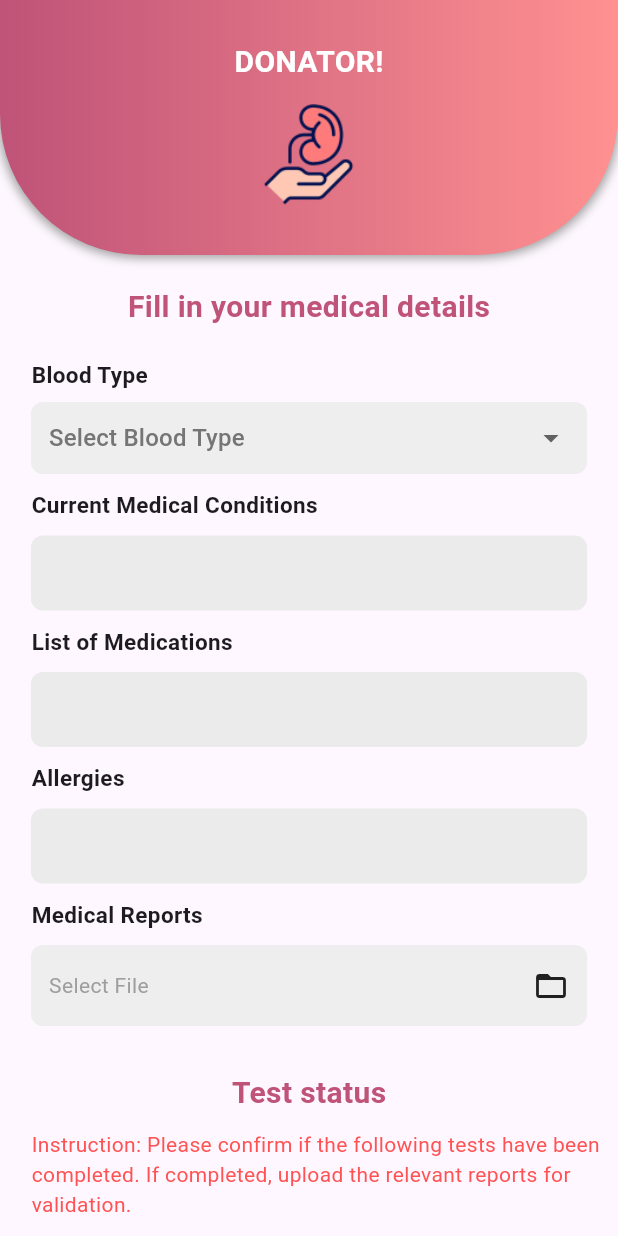
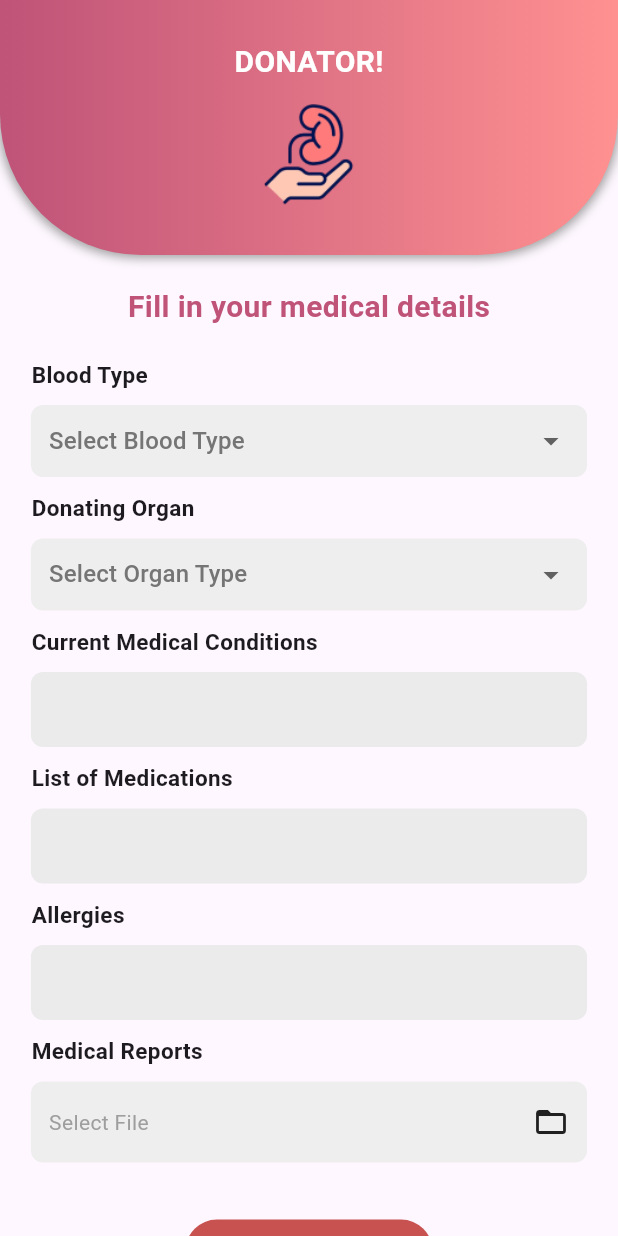
Before and after one commit to SaumyaSM/LifeLink, a Flutter app: the screen it shows after launch, on a phone screen of 412 x 824 dp. Run offline on Flutter 3.47's test engine with Material 3 defaults, Android fonts, the phone set to English and light mode, and no system bars; our stand-ins replace file_picker, firebase_auth, firebase_core, fluttertoast, google_fonts, google_sign_in; missing offline and left inert: m_toast; accounts and stored records are empty.

Commit message:
Issues Fixed

```diff
--- a/lib/screens/find_a_donation.dart
+++ b/lib/screens/find_a_donation.dart
@@ -1,5 +1,6 @@
 import 'package:file_picker/file_picker.dart';
 import 'package:flutter/material.dart';
+import 'package:life_link/screens/find_a_donation-tests.dart';
 import 'package:life_link/widgets/medical_tests_widget.dart';
 
 import '../constants/colors.dart';
@@ -20,6 +21,14 @@ class _FindADonationState extends State<FindADonation> {
   TextEditingController medications = TextEditingController();
   TextEditingController allergies = TextEditingController();
 
+  String? selectOrganType;
+  final List<String> organTypes = [
+    'Kideny',
+    'Lung',
+    'Part of Liver',
+    'Part of Intestine',
+    'Paret of Pancrease'
+  ];
   String? selectedBloodType; // Selected value
   final List<String> bloodTypes = [
     'A+',
@@ -33,7 +42,6 @@ class _FindADonationState extends State<FindADonation> {
   ];
 
   String? _fileName;
-  bool isTestCompleted = false;
 
   Future<void> _pickFile() async {
     FilePickerResult? result = await FilePicker.platform.pickFiles();
@@ -79,7 +87,7 @@ class _FindADonationState extends State<FindADonation> {
                     style: TextStyle(fontSize: 15, fontWeight: FontWeight.bold),
                   ),
                 ),
-                SizedBox(height: 8),
+                SizedBox(height: 10),
                 Container(
                   width: MediaQuery.of(context).size.width * 0.9,
                   padding: EdgeInsets.symmetric(
@@ -104,6 +112,49 @@ class _FindADonationState extends State<FindADonation> {
                       });
                     },
                     items: bloodTypes.map((type) {
+                      return DropdownMenuItem<String>(
+                        value: type,
+                        child: Text(type),
+                      );
+                    }).toList(),
+                  ),
+                ),
+                SizedBox(
+                  height: 10,
+                ),
+                Container(
+                  padding: EdgeInsets.only(left: 21),
+                  alignment: Alignment.centerLeft,
+                  child: Text(
+                    'Donating Organ',
+                    style: TextStyle(fontSize: 15, fontWeight: FontWeight.bold),
+                  ),
+                ),
+                SizedBox(height: 10),
+                Container(
+                  width: MediaQuery.of(context).size.width * 0.9,
+                  padding: EdgeInsets.symmetric(
+                    horizontal: 12,
+                  ),
+                  decoration: BoxDecoration(
+                    color: Colors.grey.shade200,
+                    borderRadius: BorderRadius.circular(8),
+                  ),
+                  child: DropdownButton<String>(
+                    value: selectOrganType,
+                    isExpanded: true,
+                    underline: SizedBox(), // Remove the default underline
+                    hint: Text(
+                      'Select Organ Type',
+                      style: TextStyle(color: Colors.grey.shade600),
+                    ),
+                    icon: Icon(Icons.arrow_drop_down),
+                    onChanged: (value) {
+                      setState(() {
+                        selectOrganType = value;
+                      });
+                    },
+                    items: organTypes.map((type) {
                       return DropdownMenuItem<String>(
                         value: type,
                         child: Text(type),
@@ -158,116 +209,14 @@ class _FindADonationState extends State<FindADonation> {
                 SizedBox(
                   height: 30,
                 ),
-                Text(
-                  'Test status',
-                  textAlign: TextAlign.left,
-                  style: TextStyle(
-                      color: kPinkColor,
-                      fontSize: 20,
-                      fontWeight: FontWeight.bold),
-                ),
-                SizedBox(
-                  height: 10,
-                ),
-                Container(
-                  padding: EdgeInsets.only(left: 21),
-                  alignment: Alignment.centerLeft,
-                  child: Text(
-                    'Instruction: Please confirm if the following tests have been completed. If completed, upload the relevant reports for validation.',
-                    style: TextStyle(fontSize: 14, color: Colors.redAccent),
-                  ),
-                ),
-                SizedBox(
-                  height: 20,
-                ),
-                Container(
-                  padding: EdgeInsets.only(left: 21),
-                  alignment: Alignment.centerLeft,
-                  child: Text(
-                    'Immunological Tests',
-                    style: TextStyle(fontSize: 15, fontWeight: FontWeight.bold),
-                  ),
-                ),
-                MedicalTestsWidget(statusLabel: 'ABO Blood Typing'),
-                MedicalTestsWidget(statusLabel: 'Tissue Typing (HLA Antigens)'),
-                MedicalTestsWidget(statusLabel: 'Family Analysis'),
-                SizedBox(
-                  height: 20,
-                ),
-                Container(
-                  padding: EdgeInsets.only(left: 21),
-                  alignment: Alignment.centerLeft,
-                  child: Text(
-                    'Laboratory Tests',
-                    style: TextStyle(fontSize: 15, fontWeight: FontWeight.bold),
-                  ),
-                ),
-                MedicalTestsWidget(
-                    statusLabel: 'Hematological System Assessment'),
-                MedicalTestsWidget(
-                    statusLabel: 'Clotting Mechanism Assessment'),
-                MedicalTestsWidget(
-                    statusLabel:
-                        'Kidney Function\n(Glomerular Filtration Rate - GFR)'),
-                MedicalTestsWidget(
-                    statusLabel: 'Electrolyte Balance Screening'),
-                MedicalTestsWidget(
-                    statusLabel: 'Glucose Intolerance Screening'),
-                MedicalTestsWidget(statusLabel: 'Venereal Disease Screening'),
-                MedicalTestsWidget(statusLabel: 'Pancreatitis Screening'),
-                MedicalTestsWidget(statusLabel: 'Liver Function Tests'),
-                MedicalTestsWidget(statusLabel: 'Hepatitis B Screening'),
-                MedicalTestsWidget(
-                    statusLabel: 'Viral Activity Screening\n(CMV, HIV)'),
-                SizedBox(
-                  height: 10,
-                ),
-                Container(
-                  padding: EdgeInsets.only(left: 21),
-                  alignment: Alignment.centerLeft,
-                  child: Text(
-                    'Urine Tests',
-                    style: TextStyle(fontSize: 15, fontWeight: FontWeight.bold),
-                  ),
-                ),
-                MedicalTestsWidget(
-                    statusLabel: 'Kidney Disease Screening (ACR)'),
-                MedicalTestsWidget(
-                    statusLabel: 'Urinary Tract Infection Screening'),
-                MedicalTestsWidget(
-                    statusLabel: 'Protein Excretion &\nCreatinine Clearance'),
-                SizedBox(
-                  height: 10,
-                ),
-                Container(
-                  padding: EdgeInsets.only(left: 21),
-                  alignment: Alignment.centerLeft,
-                  child: Text(
-                    'Other Tests',
-                    style: TextStyle(fontSize: 15, fontWeight: FontWeight.bold),
-                  ),
-                ),
-                MedicalTestsWidget(
-                    statusLabel: 'Medical History & Physical Examination'),
-                MedicalTestsWidget(
-                    statusLabel:
-                        'EKG (Electrocardiogram)\n-Heart Function Assessment'),
-                MedicalTestsWidget(
-                    statusLabel: 'Chest X-Ray - Lung Assessment'),
-                MedicalTestsWidget(statusLabel: 'Psychological Evaluation'),
-                MedicalTestsWidget(
-                    statusLabel:
-                        'Gynecological Exam & Mammography\n(For Female Donors)'),
-                MedicalTestsWidget(
-                    statusLabel:
-                        'Intravenous Pyelography (IVP)\n-Kidney Structure Assessment'),
-                MedicalTestsWidget(
-                    statusLabel:
-                        'Helical CT Scan\n-Kidney Internal Structure Evaluation'),
-                MedicalTestsWidget(
-                    statusLabel:
-                        'Renal Arteriogram\n-Kidney Blood Vessel &\nVascular Disease Assessment'),
-                MedicalTestsWidget(statusLabel: 'Financial Consultation'),
+                ButtonWidget(
+                    onTap: () => Navigator.push(
+                        context,
+                        MaterialPageRoute(
+                            builder: (context) => FindADonationTests(
+                                  isDonor: true,
+                                ))),
+                    title: 'Next'),
               ],
             ),
           ))
```
Also changed, not shown: lib/screens/find_a_donation-tests.dart (added, +217 -0 lines).
